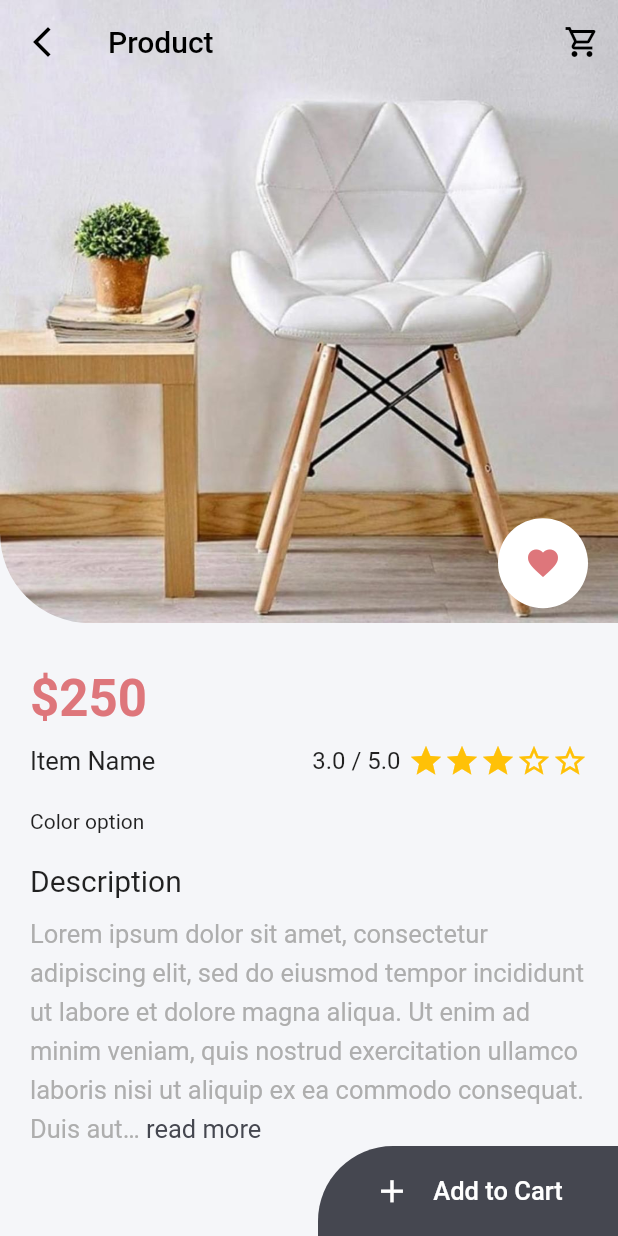
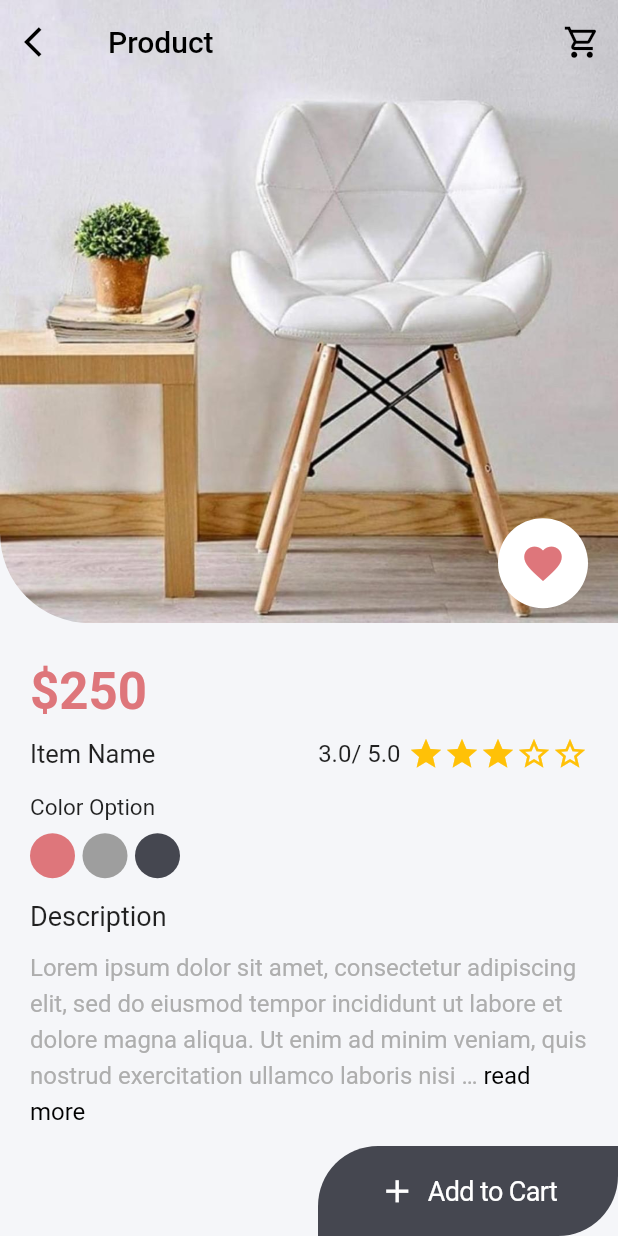
Before and after one commit to inischay/Shopping-App, a Flutter app: the screen it shows after launch, after a tap on "Item Name", on a phone screen of 412 x 824 dp. Run offline on Flutter 3.47's test engine with Material 2 defaults, Android fonts, the phone set to English and light mode, and no system bars; drawn by our look-alikes of readmore; our stand-ins replace flutter_svg.

Commit message:
shopping app

```diff
--- a/shopping_app/lib/constants/constants.dart
+++ b/shopping_app/lib/constants/constants.dart
@@ -7,6 +7,6 @@ class AppColors {
   static Color iconColor1 = const Color.fromARGB(255, 69, 71, 80);
   static Color iconColor2 = Colors.white;
   static Color textColor1 = const Color(0xFF25293C);
-  static Color textTitleColor = Color.fromARGB(255, 174, 174, 174);
+  static Color textTitleColor = const Color.fromARGB(255, 174, 174, 174);
   static Color priceColor = const Color(0xFFDE767B);
 }
--- a/shopping_app/lib/pages/detail_Page.dart
+++ b/shopping_app/lib/pages/detail_Page.dart
@@ -1,3 +1,4 @@
+import 'package:flutter/cupertino.dart';
 import 'package:flutter/material.dart';
 import 'package:readmore/readmore.dart';
 import 'package:shopping_app/constants/constants.dart';
@@ -20,24 +21,29 @@ class _DetailPageState extends State<DetailPage> {
       extendBody: true,
       appBar: AppBar(
         elevation: 0,
-          leading: IconButton(
-            onPressed: () {
-              Navigator.push(context,
-                  MaterialPageRoute(builder: (context) => const HomePage()));
-            },
-            icon: const Icon(Icons.arrow_back_ios_new),
-            color: Colors.black,
-          ),
         backgroundColor: Colors.transparent,
         title: const Text(
           "Product",
           style: TextStyle(color: Colors.black),
         ),
+        leading: IconButton(
+          icon: const Icon(
+            Icons.arrow_back_ios,
+          ),
+          color: Colors.black,
+          onPressed: () {
+            Navigator.push(context,
+                MaterialPageRoute(builder: (context) => const HomePage()));
+          },
+        ),
         actions: [
           IconButton(
               onPressed: () {},
-                icon: const Icon(Icons.shopping_cart_outlined,
-                    color: Colors.black))
+              icon: const Icon(
+                Icons.shopping_cart_outlined,
+                color: Colors.black,
+                size: 25,
+              ))
         ],
       ),
       body: Stack(
@@ -50,22 +56,27 @@ class _DetailPageState extends State<DetailPage> {
                   ClipRRect(
                     borderRadius: const BorderRadius.only(
                         bottomLeft: Radius.circular(60)),
-                        child: Image.asset(widget.appModels.img)),
+                    child: Image.asset(widget.appModels.img),
+                  ),
                   Positioned(
+                    bottom: 10,
                     right: 20,
-                        bottom: 10,
                     child: CircleAvatar(
+                      radius: 30,
                       backgroundColor: Colors.white,
-                          radius: 30,
-                          child: Icon(
+                      child: IconButton(
+                          onPressed: () {},
+                          icon: Icon(
                             Icons.favorite,
                             color: AppColors.priceColor,
+                            size: 30,
+                          )),
                     ),
-                        ))
+                  )
                 ],
               ),
               const SizedBox(
-                  height: 30,
+                height: 25,
               ),
               Container(
                 margin: const EdgeInsets.symmetric(horizontal: 20),
@@ -78,8 +89,8 @@ class _DetailPageState extends State<DetailPage> {
                           .textTheme
                           .headlineMedium!
                           .copyWith(
-                                color: AppColors.priceColor,
-                                fontWeight: FontWeight.bold),
+                              fontWeight: FontWeight.bold,
+                              color: AppColors.priceColor),
                     ),
                     const SizedBox(
                       height: 10,
@@ -94,49 +105,77 @@ class _DetailPageState extends State<DetailPage> {
                         Row(
                           children: [
                             Text(
-                                '${widget.appModels.rating.toStringAsFixed(1)} / 5.0',
+                              "${widget.appModels.rating.toString()}/ 5.0",
                               style: const TextStyle(fontSize: 16),
                             ),
-                              const SizedBox(width: 5),
+                            const SizedBox(
+                              width: 5,
+                            ),
                             Row(
                               children: List.generate(5, (index) {
                                 if (index < widget.appModels.rating) {
-                                    return const Icon(Icons.star,
-                                        color: Colors.amber);
+                                  return const Icon(
+                                    Icons.star,
+                                    color: Colors.amber,
+                                  );
                                 } else {
-                                    return const Icon(Icons.star_border,
-                                        color: Colors.amber);
+                                  return const Icon(
+                                    Icons.star_border_outlined,
+                                    color: Colors.amber,
+                                  );
                                 }
                               }),
                             ),
                           ],
+                        )
+                      ],
+                    ),
+                    const SizedBox(
+                      height: 15,
+                    ),
+                    const Text(
+                      "Color Option",
+                      style: TextStyle(fontSize: 15),
+                    ),
+                    const SizedBox(
+                      height: 8,
+                    ),
+                    Wrap(
+                      spacing: 5,
+                      children: [
+                        CircleAvatar(
+                          radius: 15,
+                          backgroundColor: AppColors.priceColor,
+                        ),
+                        const CircleAvatar(
+                          radius: 15,
+                          backgroundColor: Colors.grey,
+                        ),
+                        CircleAvatar(
+                          radius: 15,
+                          backgroundColor: AppColors.iconColor1,
                         ),
                       ],
                     ),
                     const SizedBox(
-                        height: 20,
-                      ),
-                      const Text("Color option"),
-                      const SizedBox(
-                        height: 20,
+                      height: 15,
                     ),
                     const Text(
                       "Description",
-                        style: TextStyle(fontSize: 20),
+                      style: TextStyle(fontSize: 18),
                     ),
                     const SizedBox(
                       height: 10,
                     ),
                     ReadMoreText(
                       "Lorem ipsum dolor sit amet, consectetur adipiscing elit, sed do eiusmod tempor incididunt ut labore et dolore magna aliqua. Ut enim ad minim veniam, quis nostrud exercitation ullamco laboris nisi ut aliquip ex ea commodo consequat. Duis aute irure dolor in reprehenderit in voluptate velit esse cillum dolore eu fugiat nulla pariatur.",
-                        trimLines: 5,
+                      trimLines: 4,
                       style: TextStyle(
                           height: 1.5,
                           color: AppColors.textTitleColor,
-                            fontSize: 17),
-                        trimMode: TrimMode.Length,
-                        moreStyle: TextStyle(
-                            color: AppColors.iconColor1, fontSize: 17),
+                          fontSize: 16),
+                      trimMode: TrimMode.Line,
+                      moreStyle: const TextStyle(color: Colors.black),
                     ),
                   ],
                 ),
@@ -147,37 +186,37 @@ class _DetailPageState extends State<DetailPage> {
             bottom: 0,
             right: 0,
             child: Container(
-                alignment: Alignment.center,
               height: 60,
               width: 200,
+              alignment: Alignment.center,
               decoration: BoxDecoration(
                   color: AppColors.iconColor1,
                   borderRadius: const BorderRadius.only(
-                      topLeft: Radius.circular(50),
-                    )),
-                child: ElevatedButton(
-                    style: ElevatedButton.styleFrom(
-                        elevation: 0, backgroundColor: Colors.transparent),
-                    onPressed: () {},
+                      topLeft: Radius.circular(40),
+                      bottomRight: Radius.circular(40))),
+              child: CupertinoButton(
                   child: Row(
                     mainAxisAlignment: MainAxisAlignment.center,
                     children: const [
                       Icon(
                         Icons.add,
                         size: 25,
+                        color: Colors.white,
                       ),
                       SizedBox(
-                          width: 15,
+                        width: 8,
                       ),
                       Text(
                         "Add to Cart",
-                          style: TextStyle(fontSize: 17),
+                        style: TextStyle(color: Colors.white, fontSize: 18),
                       )
                     ],
-                    )),
+                  ),
+                  onPressed: () {}),
             ),
           )
         ],
-        ));
+      ),
+    );
   }
 }
--- a/shopping_app/lib/pages/home_page.dart
+++ b/shopping_app/lib/pages/home_page.dart
@@ -2,7 +2,6 @@ import 'package:flutter/material.dart';
 import 'package:flutter_svg/svg.dart';
 import 'package:shopping_app/constants/constants.dart';
 import 'package:shopping_app/widgets/card_widget.dart';
-
 import '../widgets/searchbar_and_cart.dart';
 
 class HomePage extends StatelessWidget {
```
Lines whose indentation alone changed are shown as unchanged.
